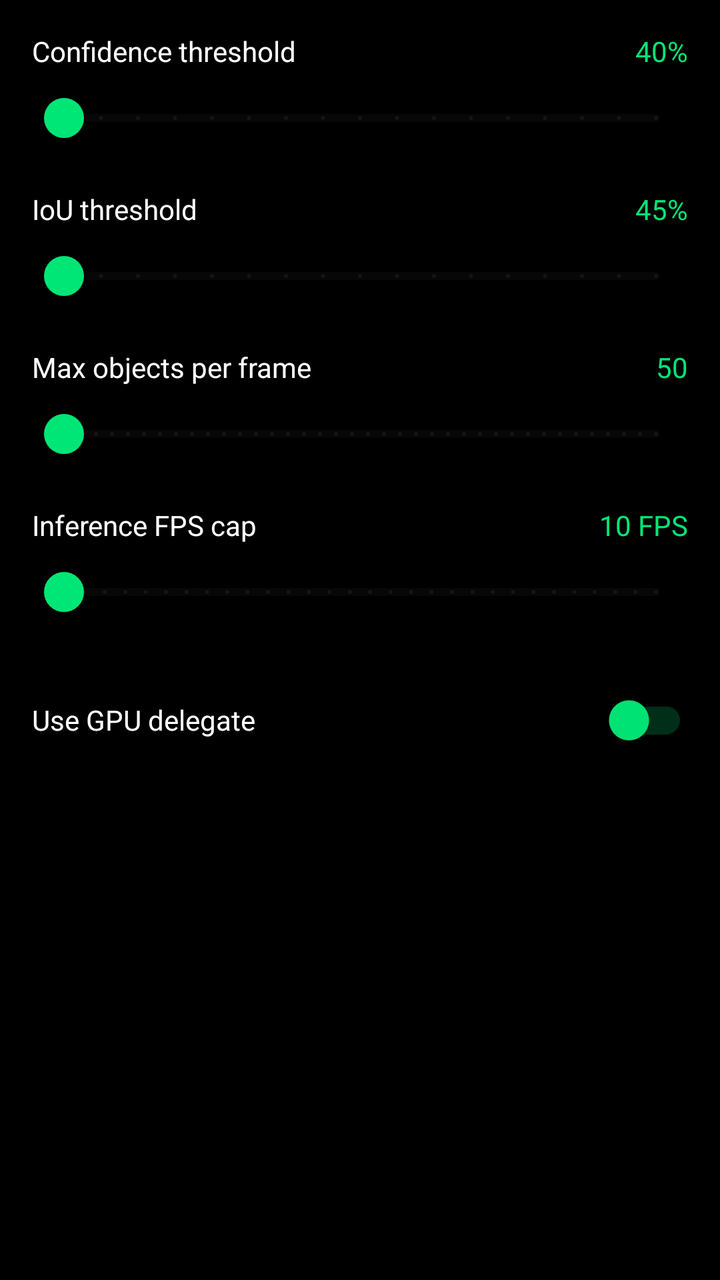
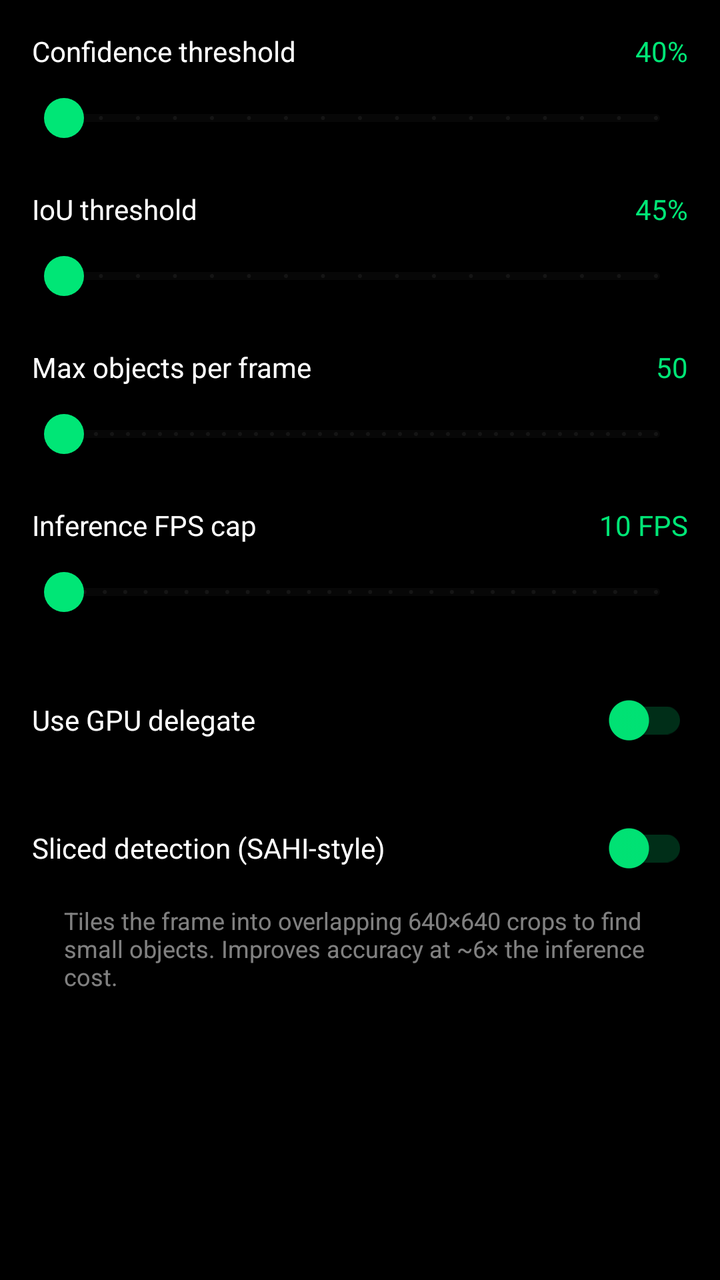

Two renders of the same Android screen: before a commit and after it. Below are the layout's source before the change and the commit's diff.
<!-- AndroidManifest.xml: application theme Theme.YoloDetector -->
<!-- res/layout/tab_detection.xml -->
<?xml version="1.0" encoding="utf-8"?>
<ScrollView xmlns:android="http://schemas.android.com/apk/res/android"
    xmlns:app="http://schemas.android.com/apk/res-auto"
    android:layout_width="match_parent"
    android:layout_height="match_parent"
    android:clipToPadding="false"
    android:fillViewport="true">

    <LinearLayout
        android:layout_width="match_parent"
        android:layout_height="wrap_content"
        android:orientation="vertical"
        android:padding="16dp">

        
        <LinearLayout
            android:layout_width="match_parent"
            android:layout_height="wrap_content"
            android:orientation="horizontal">
            <TextView
                android:layout_width="0dp"
                android:layout_height="wrap_content"
                android:layout_weight="1"
                android:text="@string/settings_conf_threshold"
                android:textColor="#FFFFFF" />
            <TextView
                android:id="@+id/tvConfValue"
                android:layout_width="wrap_content"
                android:layout_height="wrap_content"
                android:text="40%"
                android:textColor="#00E676" />
        </LinearLayout>
        <com.google.android.material.slider.Slider
            android:id="@+id/sliderConfidence"
            android:layout_width="match_parent"
            android:layout_height="wrap_content"
            android:valueFrom="0.1"
            android:valueTo="0.9"
            android:stepSize="0.05"
            app:thumbColor="#00E676"
            app:trackColorActive="#00E676" />

        
        <LinearLayout
            android:layout_width="match_parent"
            android:layout_height="wrap_content"
            android:layout_marginTop="12dp"
            android:orientation="horizontal">
            <TextView
                android:layout_width="0dp"
                android:layout_height="wrap_content"
                android:layout_weight="1"
                android:text="@string/settings_iou_threshold"
                android:textColor="#FFFFFF" />
            <TextView
                android:id="@+id/tvIouValue"
                android:layout_width="wrap_content"
                android:layout_height="wrap_content"
                android:text="45%"
                android:textColor="#00E676" />
        </LinearLayout>
        <com.google.android.material.slider.Slider
            android:id="@+id/sliderIou"
            android:layout_width="match_parent"
            android:layout_height="wrap_content"
            android:valueFrom="0.1"
            android:valueTo="0.9"
            android:stepSize="0.05"
            app:thumbColor="#00E676"
            app:trackColorActive="#00E676" />

        
        <LinearLayout
            android:layout_width="match_parent"
            android:layout_height="wrap_content"
            android:layout_marginTop="12dp"
            android:orientation="horizontal">
            <TextView
                android:layout_width="0dp"
                android:layout_height="wrap_content"
                android:layout_weight="1"
                android:text="@string/settings_max_objects"
                android:textColor="#FFFFFF" />
            <TextView
                android:id="@+id/tvMaxObjectsValue"
                android:layout_width="wrap_content"
                android:layout_height="wrap_content"
                android:text="50"
                android:textColor="#00E676" />
        </LinearLayout>
        <com.google.android.material.slider.Slider
            android:id="@+id/sliderMaxObjects"
            android:layout_width="match_parent"
            android:layout_height="wrap_content"
            android:valueFrom="1"
            android:valueTo="100"
            android:stepSize="1"
            app:thumbColor="#00E676"
            app:trackColorActive="#00E676" />

        
        <LinearLayout
            android:layout_width="match_parent"
            android:layout_height="wrap_content"
            android:layout_marginTop="12dp"
            android:orientation="horizontal">
            <TextView
                android:layout_width="0dp"
                android:layout_height="wrap_content"
                android:layout_weight="1"
                android:text="@string/settings_inference_fps"
                android:textColor="#FFFFFF" />
            <TextView
                android:id="@+id/tvFpsValue"
                android:layout_width="wrap_content"
                android:layout_height="wrap_content"
                android:text="10 FPS"
                android:textColor="#00E676" />
        </LinearLayout>
        <com.google.android.material.slider.Slider
            android:id="@+id/sliderFps"
            android:layout_width="match_parent"
            android:layout_height="wrap_content"
            android:valueFrom="1"
            android:valueTo="30"
            android:stepSize="1"
            app:thumbColor="#00E676"
            app:trackColorActive="#00E676" />

        
        <com.google.android.material.switchmaterial.SwitchMaterial
            android:id="@+id/switchGpu"
            android:layout_width="match_parent"
            android:layout_height="wrap_content"
            android:layout_marginTop="16dp"
            android:text="@string/settings_gpu_delegate"
            android:textColor="#FFFFFF"
            app:thumbTint="#00E676"
            app:trackTint="#3300E676" />

    </LinearLayout>

</ScrollView>
<!-- resources referenced by this layout -->
<resources>
  <string name="settings_conf_threshold">Confidence threshold</string>
  <string name="settings_gpu_delegate">Use GPU delegate</string>
  <string name="settings_inference_fps">Inference FPS cap</string>
  <string name="settings_iou_threshold">IoU threshold</string>
  <string name="settings_max_objects">Max objects per frame</string>
  <style name="Theme.YoloDetector" parent="Theme.MaterialComponents.DayNight.NoActionBar">
          <item name="colorPrimary">#212121</item>
          <item name="colorPrimaryVariant">#000000</item>
          <item name="colorOnPrimary">#FFFFFF</item>
          <item name="colorSecondary">#00E676</item>
          <item name="colorSecondaryVariant">#00B248</item>
          <item name="colorOnSecondary">#000000</item>
          <item name="android:statusBarColor">#000000</item>
          <item name="android:navigationBarColor">#121212</item>
          <item name="android:windowBackground">#000000</item>
      </style>
</resources>

<!-- the commit's change to res/layout/tab_detection.xml (unified diff, before → after) -->
@@ -138,6 +138,26 @@
             app:thumbTint="#00E676"
             app:trackTint="#3300E676" />
 
+        
+        <com.google.android.material.switchmaterial.SwitchMaterial
+            android:id="@+id/switchSliced"
+            android:layout_width="match_parent"
+            android:layout_height="wrap_content"
+            android:layout_marginTop="16dp"
+            android:text="@string/settings_sliced_inference"
+            android:textColor="#FFFFFF"
+            app:thumbTint="#00E676"
+            app:trackTint="#3300E676" />
+        <TextView
+            android:layout_width="match_parent"
+            android:layout_height="wrap_content"
+            android:layout_marginStart="16dp"
+            android:layout_marginTop="4dp"
+            android:layout_marginEnd="16dp"
+            android:text="@string/settings_sliced_inference_hint"
+            android:textColor="#80FFFFFF"
+            android:textSize="12sp" />
+
     </LinearLayout>
 
 </ScrollView>
<!-- resource entries referenced after the edit -->
@@ -5,6 +5,8 @@
   <string name="settings_inference_fps">Inference FPS cap</string>
   <string name="settings_iou_threshold">IoU threshold</string>
   <string name="settings_max_objects">Max objects per frame</string>
+  <string name="settings_sliced_inference">Sliced detection (SAHI-style)</string>
+  <string name="settings_sliced_inference_hint">Tiles the frame into overlapping 640×640 crops to find small objects. Improves accuracy at ~6× the inference cost.</string>
   <style name="Theme.YoloDetector" parent="Theme.MaterialComponents.DayNight.NoActionBar">
           <item name="colorPrimary">#212121</item>
           <item name="colorPrimaryVariant">#000000</item>
